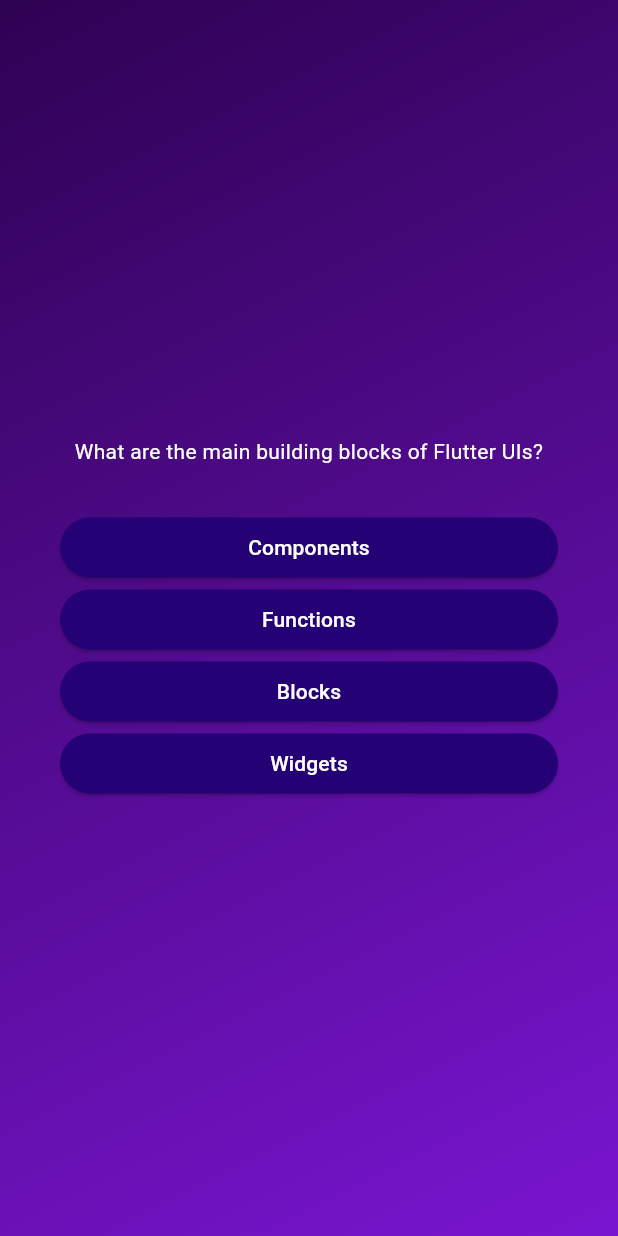
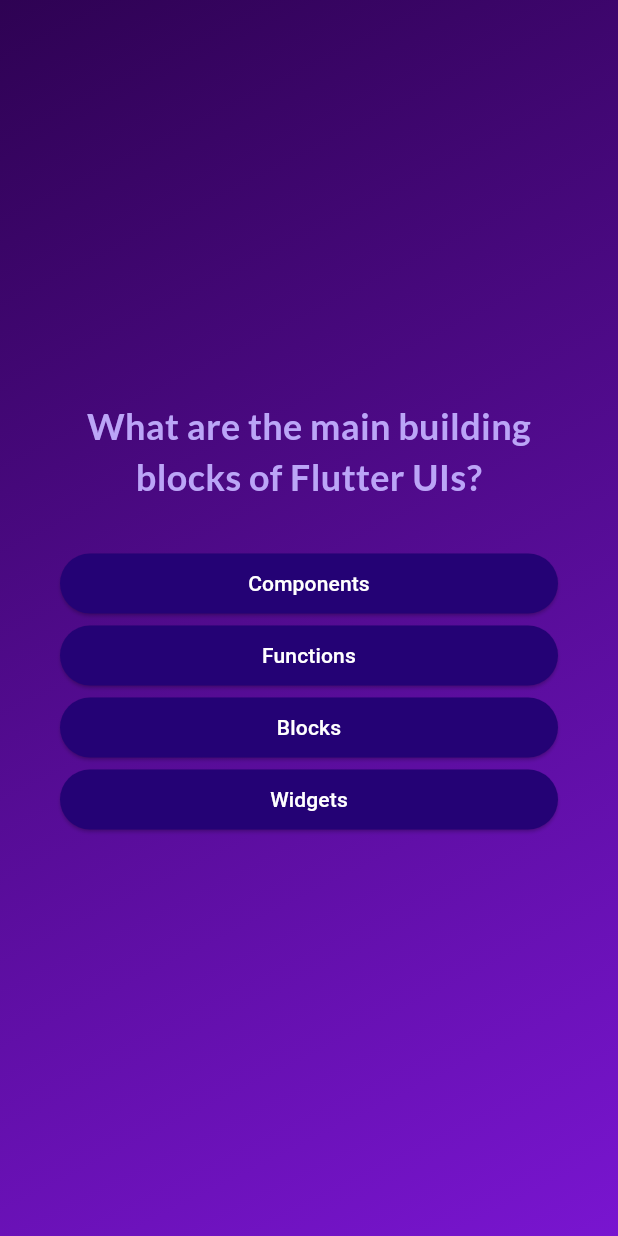
Before and after one commit to Defalt2-O/Quiz_App, a Flutter app: the screen it shows after launch, after a tap on "Start Quiz", on a phone screen of 412 x 824 dp. Run offline on Flutter 3.47's test engine with Material 3 defaults, Android fonts, the phone set to English and light mode, and no system bars; our stand-ins replace google_fonts.

Commit message:
GoogleFonts Package added. Main screen title and questions font changed.

```diff
--- a/lib/question_screen.dart
+++ b/lib/question_screen.dart
@@ -1,6 +1,7 @@
 import 'package:flutter/material.dart';
 import 'package:quiz_app/answer_button.dart';
 import 'package:quiz_app/data/questions.dart';
+import 'package:google_fonts/google_fonts.dart';
 
 class QuestionsScreen extends StatefulWidget {
   const QuestionsScreen({super.key});
@@ -34,7 +35,10 @@ class _QuestionsScreenState extends State<QuestionsScreen> {
           children: [
             Text(
               currentQuestion.text,
-              style: const TextStyle(color: Colors.white),
+              style: GoogleFonts.lato(
+                  color: const Color.fromARGB(255, 187, 165, 247),
+                  fontSize: 24,
+                  fontWeight: FontWeight.bold),
               textAlign: TextAlign.center,
             ),
             const SizedBox(
--- a/lib/start_screen.dart
+++ b/lib/start_screen.dart
@@ -1,4 +1,5 @@
 import 'package:flutter/material.dart';
+import 'package:google_fonts/google_fonts.dart';
 
 class StartScreen extends StatelessWidget {
   const StartScreen(this.startQuiz, {super.key});
@@ -25,12 +26,10 @@ class StartScreen extends StatelessWidget {
           const SizedBox(
             height: 80,
           ),
-          const Text(
+          Text(
             'Learn Flutter the fun way!',
-            style: TextStyle(
-              color: Colors.white,
-              fontSize: 25,
-            ),
+            style: GoogleFonts.lato(
+                color: const Color.fromARGB(255, 193, 173, 249), fontSize: 25),
           ),
           const SizedBox(
             height: 50,
--- a/pubspec.yaml
+++ b/pubspec.yaml
@@ -35,6 +35,7 @@ dependencies:
   # The following adds the Cupertino Icons font to your application.
   # Use with the CupertinoIcons class for iOS style icons.
   cupertino_icons: ^1.0.2
+  google_fonts: ^6.1.0
 
 dev_dependencies:
   flutter_test:
```
Also changed, not shown: pubspec.lock, 1 other file.
